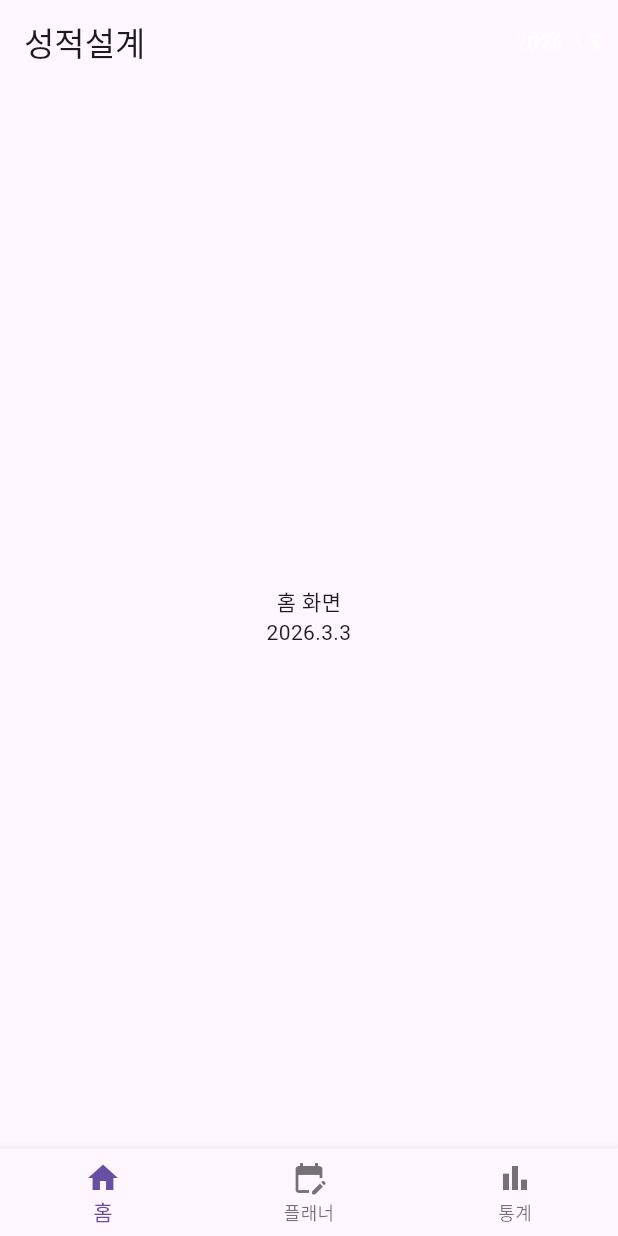
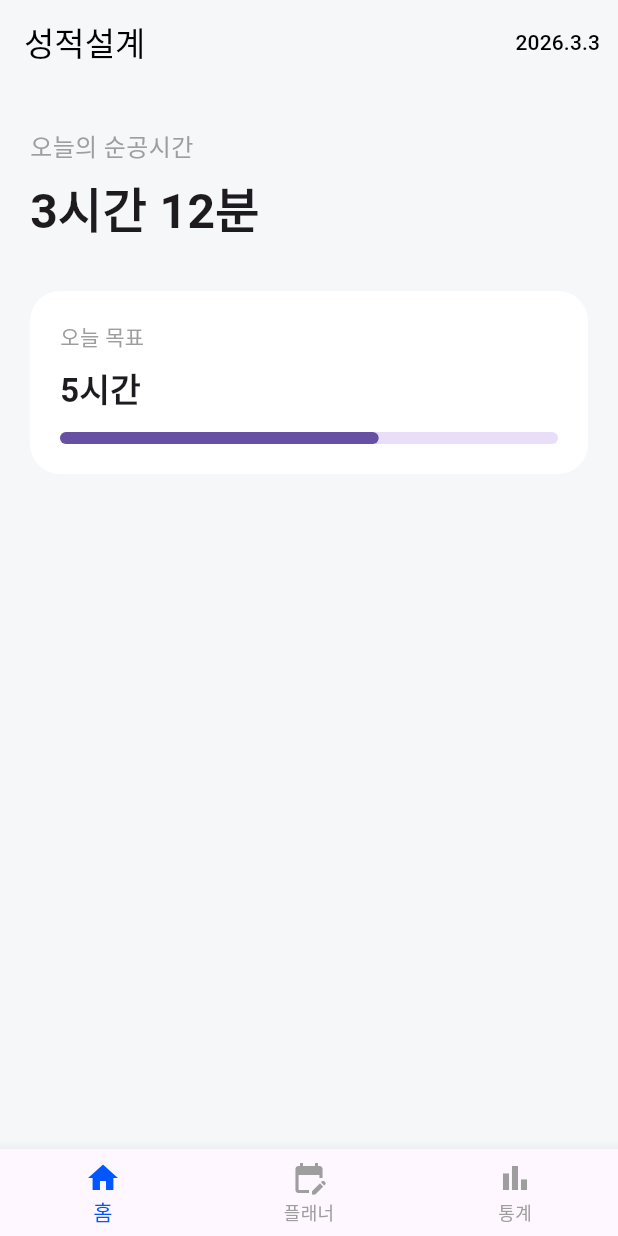
Before and after one commit to jeongbin-0509/APP_Project, a Flutter app: the screen it shows after launch, on a phone screen of 412 x 824 dp. Run offline on Flutter 3.47's test engine with Material 3 defaults, Android fonts, the phone set to English and light mode, and no system bars; our stand-ins replace supabase_flutter; accounts and stored records are empty; Roboto replaces fonts that are missing (Pretendard).

Commit message:
UI 변경

```diff
--- a/study_planner/lib/main.dart
+++ b/study_planner/lib/main.dart
@@ -17,11 +17,21 @@ Future<void> main() async {
 class MyApp extends StatelessWidget {
   const MyApp({super.key});
 
-  @override
+    @override
   Widget build(BuildContext context) {
-    return const MaterialApp(
+    return MaterialApp(
       debugShowCheckedModeBanner: false,
-      home: MainScreen(),
+      theme: ThemeData(
+        scaffoldBackgroundColor: const Color(0xFFF6F7F9),
+        primaryColor: const Color(0xFF0057FF),
+        fontFamily: 'Pretendard',
+        appBarTheme: const AppBarTheme(
+          backgroundColor: Colors.transparent,
+          elevation: 0,
+          foregroundColor: Colors.black,
+        ),
+      ),
+      home: const MainScreen(),
     );
   }
 }
--- a/study_planner/lib/screens/home_screen.dart
+++ b/study_planner/lib/screens/home_screen.dart
@@ -1,4 +1,5 @@
 import 'package:flutter/material.dart';
+import '../widgets/card.dart';
 
 class HomeScreen extends StatelessWidget {
   final DateTime selectedDate;
@@ -7,10 +8,57 @@ class HomeScreen extends StatelessWidget {
 
   @override
   Widget build(BuildContext context) {
-    return Center(
-      child: Text(
-        "홈 화면\n${selectedDate.year}.${selectedDate.month}.${selectedDate.day}",
-        textAlign: TextAlign.center,
+    return Padding(
+      padding: const EdgeInsets.all(20),
+      child: Column(
+        crossAxisAlignment: CrossAxisAlignment.start,
+        children: [
+          const SizedBox(height: 10),
+          const Text(
+            "오늘의 순공시간",
+            style: TextStyle(
+              fontSize: 16,
+              color: Colors.grey,
+            ),
+          ),
+          const SizedBox(height: 6),
+          const Text(
+            "3시간 12분",
+            style: TextStyle(
+              fontSize: 32,
+              fontWeight: FontWeight.bold,
+            ),
+          ),
+          const SizedBox(height: 30),
+          TossCard(
+            child: Column(
+              crossAxisAlignment: CrossAxisAlignment.start,
+              children: [
+                const Text(
+                  "오늘 목표",
+                  style: TextStyle(
+                    fontSize: 14,
+                    color: Colors.grey,
+                  ),
+                ),
+                const SizedBox(height: 8),
+                const Text(
+                  "5시간",
+                  style: TextStyle(
+                    fontSize: 22,
+                    fontWeight: FontWeight.bold,
+                  ),
+                ),
+                const SizedBox(height: 12),
+                LinearProgressIndicator(
+                  value: 0.64,
+                  minHeight: 8,
+                  borderRadius: BorderRadius.circular(10),
+                ),
+              ],
+            ),
+          ),
+        ],
       ),
     );
   }
--- a/study_planner/lib/screens/main_screen.dart
+++ b/study_planner/lib/screens/main_screen.dart
@@ -35,7 +35,7 @@ class _MainScreenState extends State<MainScreen> {
     }
   }
 
-  Widget _buildCurrentPage() {
+  Widget _buildPage() {
     switch (_selectedIndex) {
       case 0:
         return HomeScreen(selectedDate: _selectedDate);
@@ -44,7 +44,7 @@ class _MainScreenState extends State<MainScreen> {
       case 2:
         return StatsScreen(selectedDate: _selectedDate);
       default:
-        return PlannerScreen(selectedDate: _selectedDate);
+        return HomeScreen(selectedDate: _selectedDate);
     }
   }
 
@@ -59,21 +59,26 @@ class _MainScreenState extends State<MainScreen> {
         actions: [
           TextButton(
             onPressed: _changeDate,
-            child: Text(dateText, style: const TextStyle(color: Colors.white)),
-          ),
+            child: Text(
+              dateText,
+              style: const TextStyle(color: Colors.black),
+            ),
+          )
         ],
       ),
-      body: _buildCurrentPage(),
+      body: _buildPage(),
       bottomNavigationBar: BottomNavigationBar(
         currentIndex: _selectedIndex,
         onTap: _onItemTapped,
+        selectedItemColor: const Color(0xFF0057FF),
+        unselectedItemColor: Colors.grey,
         items: const [
-          BottomNavigationBarItem(icon: Icon(Icons.home), label: "홈"),
           BottomNavigationBarItem(
-            icon: Icon(Icons.edit_calendar),
-            label: "플래너",
-          ),
-          BottomNavigationBarItem(icon: Icon(Icons.bar_chart), label: "통계"),
+              icon: Icon(Icons.home), label: "홈"),
+          BottomNavigationBarItem(
+              icon: Icon(Icons.edit_calendar), label: "플래너"),
+          BottomNavigationBarItem(
+              icon: Icon(Icons.bar_chart), label: "통계"),
         ],
       ),
     );
--- /dev/null
+++ b/study_planner/lib/widgets/card.dart
@@ -0,0 +1,20 @@
+import 'package:flutter/material.dart';
+
+class TossCard extends StatelessWidget {
+  final Widget child;
+
+  const TossCard({super.key, required this.child});
+
+  @override
+  Widget build(BuildContext context) {
+    return Container(
+      padding: const EdgeInsets.all(20),
+      margin: const EdgeInsets.only(bottom: 16),
+      decoration: BoxDecoration(
+        color: Colors.white,
+        borderRadius: BorderRadius.circular(20),
+      ),
+      child: child,
+    );
+  }
+}
```
Also changed, not shown: study_planner/lib/screens/planner_screen.dart (+18 -28 lines), 1 other file.
